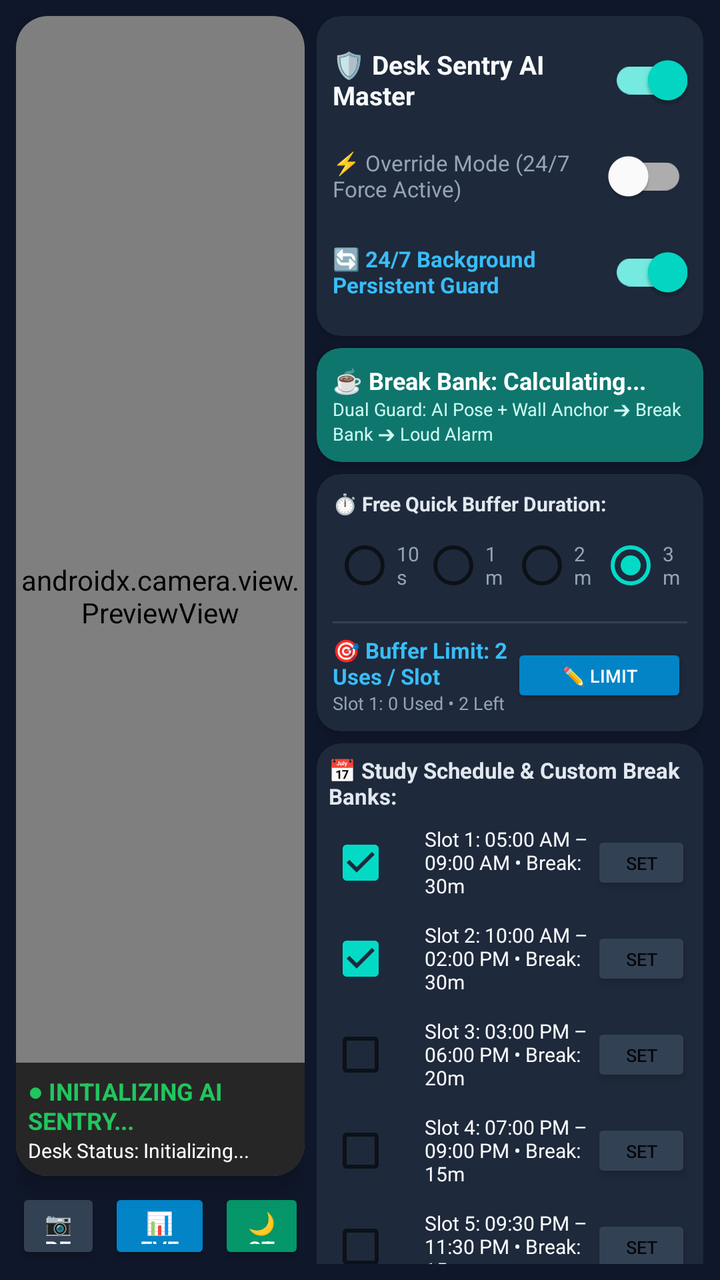
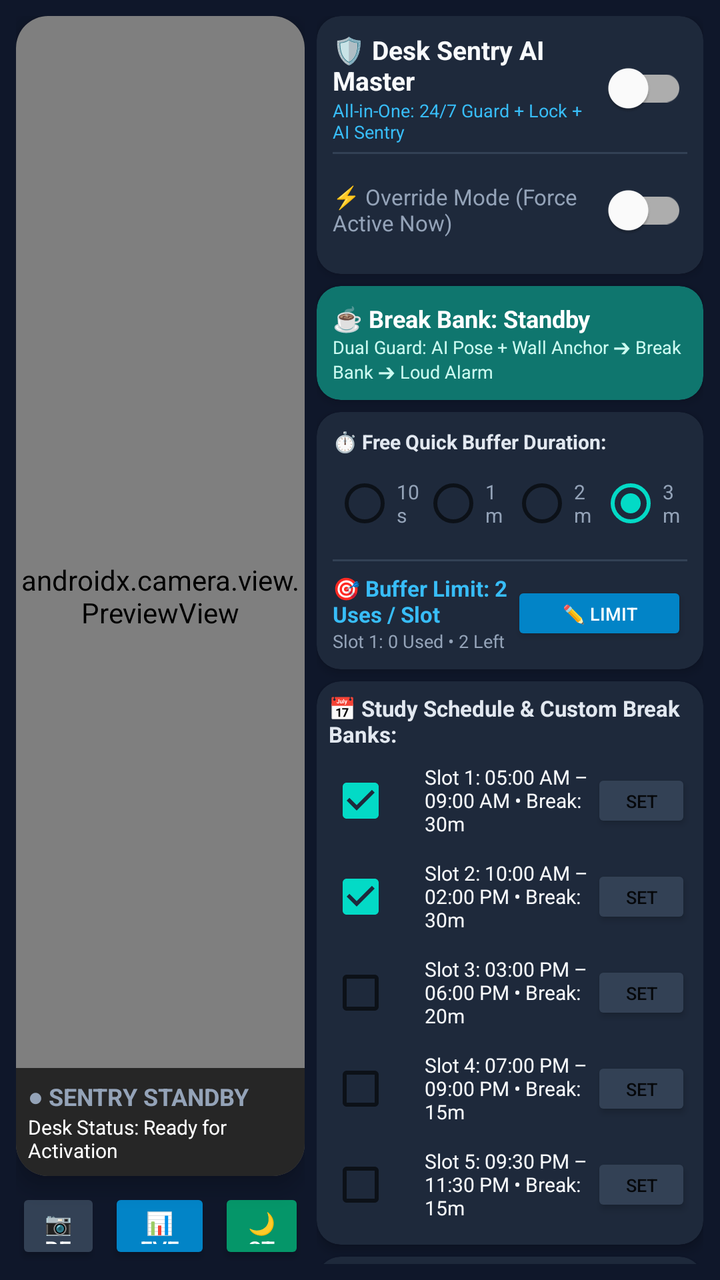

An Android layout rendered at two revisions. The XML below is the earlier revision; the diff shows what the commit changed to produce the second picture.
<!-- AndroidManifest.xml: application theme Theme.DeskSentry -->
<!-- res/layout/activity_main.xml -->
<?xml version="1.0" encoding="utf-8"?>
<FrameLayout xmlns:android="http://schemas.android.com/apk/res/android"
    xmlns:app="http://schemas.android.com/apk/res-auto"
    android:layout_width="match_parent"
    android:layout_height="match_parent"
    android:background="#0F172A"
    android:keepScreenOn="true">

    
    <LinearLayout
        android:id="@+id/dashboardLayout"
        android:layout_width="match_parent"
        android:layout_height="match_parent"
        android:orientation="horizontal"
        android:padding="8dp">

        
        <LinearLayout
            android:layout_width="0dp"
            android:layout_height="match_parent"
            android:layout_weight="1.05"
            android:orientation="vertical"
            android:paddingEnd="6dp">

            <androidx.cardview.widget.CardView
                android:layout_width="match_parent"
                android:layout_height="0dp"
                android:layout_weight="1"
                app:cardCornerRadius="16dp"
                app:cardElevation="6dp"
                app:cardBackgroundColor="#000000">

                <FrameLayout
                    android:layout_width="match_parent"
                    android:layout_height="match_parent">

                    <androidx.camera.view.PreviewView
                        android:id="@+id/previewView"
                        android:layout_width="match_parent"
                        android:layout_height="match_parent" />

                    <LinearLayout
                        android:layout_width="match_parent"
                        android:layout_height="wrap_content"
                        android:layout_gravity="bottom"
                        android:background="#B3000000"
                        android:orientation="vertical"
                        android:padding="6dp">

                        <TextView
                            android:id="@+id/tvLiveStatus"
                            android:layout_width="wrap_content"
                            android:layout_height="wrap_content"
                            android:text="● INITIALIZING AI SENTRY..."
                            android:textColor="#22C55E"
                            android:textSize="12sp"
                            android:textStyle="bold" />

                        <TextView
                            android:id="@+id/tvCountdown"
                            android:layout_width="wrap_content"
                            android:layout_height="wrap_content"
                            android:text="Desk Status: Initializing..."
                            android:textColor="#FFFFFF"
                            android:textSize="10sp" />
                    </LinearLayout>
                </FrameLayout>
            </androidx.cardview.widget.CardView>

            
            <LinearLayout
                android:layout_width="match_parent"
                android:layout_height="wrap_content"
                android:orientation="horizontal"
                android:paddingTop="6dp">

                <Button
                    android:id="@+id/btnFlipCamera"
                    android:layout_width="0dp"
                    android:layout_height="38dp"
                    android:layout_weight="1"
                    android:layout_marginEnd="4dp"
                    android:backgroundTint="#334155"
                    android:text="📷 Rear"
                    android:textColor="#FFFFFF"
                    android:textSize="11sp" />

                <Button
                    android:id="@+id/btnOpenEvents"
                    android:layout_width="0dp"
                    android:layout_height="38dp"
                    android:layout_weight="1.2"
                    android:layout_marginEnd="4dp"
                    android:backgroundTint="#0284C7"
                    android:text="📊 Events Log"
                    android:textColor="#FFFFFF"
                    android:textSize="11sp" />

                <Button
                    android:id="@+id/btnEnterStealth"
                    android:layout_width="0dp"
                    android:layout_height="38dp"
                    android:layout_weight="1"
                    android:backgroundTint="#059669"
                    android:text="🌙 Stealth"
                    android:textColor="#FFFFFF"
                    android:textSize="11sp" />
            </LinearLayout>
        </LinearLayout>

        
        <ScrollView
            android:layout_width="0dp"
            android:layout_height="match_parent"
            android:layout_weight="1.35"
            android:fillViewport="true"
            android:scrollbars="none">

            <LinearLayout
                android:layout_width="match_parent"
                android:layout_height="wrap_content"
                android:orientation="vertical">

                
                <androidx.cardview.widget.CardView
                    android:layout_width="match_parent"
                    android:layout_height="wrap_content"
                    app:cardCornerRadius="12dp"
                    app:cardElevation="3dp"
                    app:cardBackgroundColor="#1E293B"
                    android:layout_marginBottom="6dp">

                    <LinearLayout
                        android:layout_width="match_parent"
                        android:layout_height="wrap_content"
                        android:orientation="vertical"
                        android:padding="8dp">

                        <LinearLayout
                            android:layout_width="match_parent"
                            android:layout_height="wrap_content"
                            android:orientation="horizontal"
                            android:gravity="center_vertical">

                            <TextView
                                android:layout_width="0dp"
                                android:layout_height="wrap_content"
                                android:layout_weight="1"
                                android:text="🛡️ Desk Sentry AI Master"
                                android:textColor="#F8FAFC"
                                android:textSize="13sp"
                                android:textStyle="bold" />

                            <com.google.android.material.switchmaterial.SwitchMaterial
                                android:id="@+id/switchMasterSentry"
                                android:layout_width="wrap_content"
                                android:layout_height="wrap_content"
                                android:checked="true" />
                        </LinearLayout>

                        <LinearLayout
                            android:layout_width="match_parent"
                            android:layout_height="wrap_content"
                            android:orientation="horizontal"
                            android:gravity="center_vertical">

                            <TextView
                                android:layout_width="0dp"
                                android:layout_height="wrap_content"
                                android:layout_weight="1"
                                android:text="⚡ Override Mode (24/7 Force Active)"
                                android:textColor="#94A3B8"
                                android:textSize="11sp" />

                            <com.google.android.material.switchmaterial.SwitchMaterial
                                android:id="@+id/switchAlwaysActive"
                                android:layout_width="wrap_content"
                                android:layout_height="wrap_content"
                                android:checked="false" />
                        </LinearLayout>

                        <LinearLayout
                            android:layout_width="match_parent"
                            android:layout_height="wrap_content"
                            android:orientation="horizontal"
                            android:gravity="center_vertical">

                            <TextView
                                android:layout_width="0dp"
                                android:layout_height="wrap_content"
                                android:layout_weight="1"
                                android:text="🔄 24/7 Background Persistent Guard"
                                android:textColor="#38BDF8"
                                android:textSize="11sp"
                                android:textStyle="bold" />

                            <com.google.android.material.switchmaterial.SwitchMaterial
                                android:id="@+id/switchBgGuard"
                                android:layout_width="wrap_content"
                                android:layout_height="wrap_content"
                                android:checked="true" />
                        </LinearLayout>
                    </LinearLayout>
                </androidx.cardview.widget.CardView>

                
                <androidx.cardview.widget.CardView
                    android:layout_width="match_parent"
                    android:layout_height="wrap_content"
                    app:cardCornerRadius="12dp"
                    app:cardElevation="3dp"
                    app:cardBackgroundColor="#0F766E"
                    android:layout_marginBottom="6dp">

                    <LinearLayout
                        android:layout_width="match_parent"
                        android:layout_height="wrap_content"
                        android:orientation="vertical"
                        android:padding="8dp">

                        <TextView
                            android:id="@+id/tvBreakBankHeader"
                            android:layout_width="wrap_content"
                            android:layout_height="wrap_content"
                            android:text="☕ Break Bank: Calculating..."
                            android:textColor="#FFFFFF"
                            android:textSize="12sp"
                            android:textStyle="bold" />

                        <TextView
                            android:layout_width="wrap_content"
                            android:layout_height="wrap_content"
                            android:text="Dual Guard: AI Pose + Wall Anchor ➔ Break Bank ➔ Loud Alarm"
                            android:textColor="#CCFBF1"
                            android:textSize="9sp" />
                    </LinearLayout>
                </androidx.cardview.widget.CardView>

                
                <androidx.cardview.widget.CardView
                    android:layout_width="match_parent"
                    android:layout_height="wrap_content"
                    app:cardCornerRadius="12dp"
                    app:cardElevation="3dp"
                    app:cardBackgroundColor="#1E293B"
                    android:layout_marginBottom="6dp">

                    <LinearLayout
                        android:layout_width="match_parent"
                        android:layout_height="wrap_content"
                        android:orientation="vertical"
                        android:padding="8dp">

                        <TextView
                            android:layout_width="wrap_content"
                            android:layout_height="wrap_content"
                            android:text="⏱️ Free Quick Buffer Duration:"
                            android:textColor="#E2E8F0"
                            android:textSize="10sp"
                            android:textStyle="bold" />

                        <RadioGroup
                            android:id="@+id/rgGracePeriod"
                            android:layout_width="match_parent"
                            android:layout_height="wrap_content"
                            android:orientation="horizontal">

                            <RadioButton
                                android:id="@+id/rb10s"
                                android:layout_width="0dp"
                                android:layout_height="wrap_content"
                                android:layout_weight="1"
                                android:text="10s"
                                android:textColor="#94A3B8"
                                android:textSize="10sp" />

                            <RadioButton
                                android:id="@+id/rb1m"
                                android:layout_width="0dp"
                                android:layout_height="wrap_content"
                                android:layout_weight="1"
                                android:text="1m"
                                android:textColor="#94A3B8"
                                android:textSize="10sp" />

                            <RadioButton
                                android:id="@+id/rb2m"
                                android:layout_width="0dp"
                                android:layout_height="wrap_content"
                                android:layout_weight="1"
                                android:text="2m"
                                android:textColor="#94A3B8"
                                android:textSize="10sp" />

                            <RadioButton
                                android:id="@+id/rb3m"
                                android:layout_width="0dp"
                                android:layout_height="wrap_content"
                                android:layout_weight="1"
                                android:checked="true"
                                android:text="3m"
                                android:textColor="#94A3B8"
                                android:textSize="10sp" />
                        </RadioGroup>

                        
                        <View
                            android:layout_width="match_parent"
                            android:layout_height="1dp"
                            android:background="#334155"
                            android:layout_marginTop="4dp"
                            android:layout_marginBottom="6dp" />

                        <LinearLayout
                            android:layout_width="match_parent"
                            android:layout_height="wrap_content"
                            android:orientation="horizontal"
                            android:gravity="center_vertical">

                            <LinearLayout
                                android:layout_width="0dp"
                                android:layout_height="wrap_content"
                                android:layout_weight="1"
                                android:orientation="vertical">

                                <TextView
                                    android:id="@+id/tvBufferLimitTitle"
                                    android:layout_width="wrap_content"
                                    android:layout_height="wrap_content"
                                    android:text="🎯 Buffer Limit: 2 Uses / Slot"
                                    android:textColor="#38BDF8"
                                    android:textSize="11sp"
                                    android:textStyle="bold" />

                                <TextView
                                    android:id="@+id/tvBufferRemainingLive"
                                    android:layout_width="wrap_content"
                                    android:layout_height="wrap_content"
                                    android:text="Slot 1: 0 Used • 2 Left"
                                    android:textColor="#94A3B8"
                                    android:textSize="9sp" />
                            </LinearLayout>

                            <Button
                                android:id="@+id/btnSetBufferLimit"
                                android:layout_width="wrap_content"
                                android:layout_height="32dp"
                                android:text="✏️ Limit"
                                android:textSize="9sp"
                                android:textColor="#FFFFFF"
                                android:backgroundTint="#0284C7" />
                        </LinearLayout>
                    </LinearLayout>
                </androidx.cardview.widget.CardView>

                
                <androidx.cardview.widget.CardView
                    android:layout_width="match_parent"
                    android:layout_height="wrap_content"
                    app:cardCornerRadius="12dp"
                    app:cardElevation="3dp"
                    app:cardBackgroundColor="#1E293B"
                    android:layout_marginBottom="6dp">

                    <LinearLayout
                        android:layout_width="match_parent"
                        android:layout_height="wrap_content"
                        android:orientation="vertical"
                        android:padding="6dp">

                        <TextView
                            android:layout_width="wrap_content"
                            android:layout_height="wrap_content"
                            android:text="📅 Study Schedule &amp; Custom Break Banks:"
                            android:textColor="#E2E8F0"
                            android:textSize="11sp"
                            android:textStyle="bold"
                            android:paddingBottom="2dp" />

                        
                        <LinearLayout
                            android:layout_width="match_parent"
                            android:layout_height="wrap_content"
                            android:orientation="horizontal"
                            android:gravity="center_vertical">
                            <CheckBox android:id="@+id/cbSlot1" android:layout_width="wrap_content" android:layout_height="wrap_content" android:checked="true" />
                            <TextView android:id="@+id/tvSlot1" android:layout_width="0dp" android:layout_height="wrap_content" android:layout_weight="1" android:text="Slot 1: 05:00 AM – 09:00 AM • Break: 30m" android:textColor="#F8FAFC" android:textSize="10sp" />
                            <Button android:id="@+id/btnSetSlot1" android:layout_width="50dp" android:layout_height="32dp" android:text="Set" android:textSize="9sp" android:backgroundTint="#334155" />
                        </LinearLayout>

                        
                        <LinearLayout
                            android:layout_width="match_parent"
                            android:layout_height="wrap_content"
                            android:orientation="horizontal"
                            android:gravity="center_vertical">
                            <CheckBox android:id="@+id/cbSlot2" android:layout_width="wrap_content" android:layout_height="wrap_content" android:checked="true" />
                            <TextView android:id="@+id/tvSlot2" android:layout_width="0dp" android:layout_height="wrap_content" android:layout_weight="1" android:text="Slot 2: 10:00 AM – 02:00 PM • Break: 30m" android:textColor="#F8FAFC" android:textSize="10sp" />
                            <Button android:id="@+id/btnSetSlot2" android:layout_width="50dp" android:layout_height="32dp" android:text="Set" android:textSize="9sp" android:backgroundTint="#334155" />
                        </LinearLayout>

                        
                        <LinearLayout
                            android:layout_width="match_parent"
                            android:layout_height="wrap_content"
                            android:orientation="horizontal"
                            android:gravity="center_vertical">
                            <CheckBox android:id="@+id/cbSlot3" android:layout_width="wrap_content" android:layout_height="wrap_content" />
                            <TextView android:id="@+id/tvSlot3" android:layout_width="0dp" android:layout_height="wrap_content" android:layout_weight="1" android:text="Slot 3: 03:00 PM – 06:00 PM • Break: 20m" android:textColor="#F8FAFC" android:textSize="10sp" />
                            <Button android:id="@+id/btnSetSlot3" android:layout_width="50dp" android:layout_height="32dp" android:text="Set" android:textSize="9sp" android:backgroundTint="#334155" />
                        </LinearLayout>

                        
                        <LinearLayout
                            android:layout_width="match_parent"
                            android:layout_height="wrap_content"
                            android:orientation="horizontal"
                            android:gravity="center_vertical">
                            <CheckBox android:id="@+id/cbSlot4" android:layout_width="wrap_content" android:layout_height="wrap_content" />
                            <TextView android:id="@+id/tvSlot4" android:layout_width="0dp" android:layout_height="wrap_content" android:layout_weight="1" android:text="Slot 4: 07:00 PM – 09:00 PM • Break: 15m" android:textColor="#F8FAFC" android:textSize="10sp" />
                            <Button android:id="@+id/btnSetSlot4" android:layout_width="50dp" android:layout_height="32dp" android:text="Set" android:textSize="9sp" android:backgroundTint="#334155" />
                        </LinearLayout>

                        
                        <LinearLayout
                            android:layout_width="match_parent"
                            android:layout_height="wrap_content"
                            android:orientation="horizontal"
                            android:gravity="center_vertical">
                            <CheckBox android:id="@+id/cbSlot5" android:layout_width="wrap_content" android:layout_height="wrap_content" />
                            <TextView android:id="@+id/tvSlot5" android:layout_width="0dp" android:layout_height="wrap_content" android:layout_weight="1" android:text="Slot 5: 09:30 PM – 11:30 PM • Break: 15m" android:textColor="#F8FAFC" android:textSize="10sp" />
                            <Button android:id="@+id/btnSetSlot5" android:layout_width="50dp" android:layout_height="32dp" android:text="Set" android:textSize="9sp" android:backgroundTint="#334155" />
                        </LinearLayout>
                    </LinearLayout>
                </androidx.cardview.widget.CardView>

                
                <androidx.cardview.widget.CardView
                    android:layout_width="match_parent"
                    android:layout_height="wrap_content"
                    app:cardCornerRadius="12dp"
                    app:cardElevation="3dp"
                    app:cardBackgroundColor="#1E293B"
                    android:layout_marginBottom="8dp">

                    <LinearLayout
                        android:layout_width="match_parent"
                        android:layout_height="wrap_content"
                        android:orientation="vertical"
                        android:padding="8dp">

                        <LinearLayout
                            android:layout_width="match_parent"
                            android:layout_height="wrap_content"
                            android:orientation="horizontal"
                            android:gravity="center_vertical">

                            <TextView
                                android:id="@+id/tvAdminStatus"
                                android:layout_width="0dp"
                                android:layout_height="wrap_content"
                                android:layout_weight="1"
                                android:text="Anti-Uninstall: Checking..."
                                android:textColor="#EF4444"
                                android:textSize="10sp"
                                android:textStyle="bold" />

                            <Button
                                android:id="@+id/btnActivateAdmin"
                                android:layout_width="wrap_content"
                                android:layout_height="32dp"
                                android:text="Enable Admin"
                                android:textSize="9sp"
                                android:backgroundTint="#DC2626" />
                        </LinearLayout>

                        <LinearLayout
                            android:layout_width="match_parent"
                            android:layout_height="wrap_content"
                            android:orientation="horizontal"
                            android:paddingTop="6dp">

                            <Button
                                android:id="@+id/btnChangePin"
                                android:layout_width="0dp"
                                android:layout_height="34dp"
                                android:layout_weight="1"
                                android:layout_marginEnd="4dp"
                                android:text="🔑 PIN"
                                android:textSize="10sp"
                                android:backgroundTint="#475569" />

                            <Button
                                android:id="@+id/btnChangeAlarmTone"
                                android:layout_width="0dp"
                                android:layout_height="34dp"
                                android:layout_weight="1.3"
                                android:layout_marginEnd="4dp"
                                android:text="🔔 Tone"
                                android:textSize="10sp"
                                android:backgroundTint="#D97706" />

                            <Button
                                android:id="@+id/btnTestAlarm"
                                android:layout_width="0dp"
                                android:layout_height="34dp"
                                android:layout_weight="1.2"
                                android:text="🚨 Test"
                                android:textSize="10sp"
                                android:backgroundTint="#B91C1C" />
                        </LinearLayout>
                    </LinearLayout>
                </androidx.cardview.widget.CardView>

            </LinearLayout>
        </ScrollView>
    </LinearLayout>

    
    <LinearLayout
        android:id="@+id/stealthOverlay"
        android:layout_width="match_parent"
        android:layout_height="match_parent"
        android:background="#000000"
        android:clickable="true"
        android:focusable="true"
        android:gravity="center"
        android:orientation="vertical"
        android:visibility="gone">

        <TextView
            android:layout_width="wrap_content"
            android:layout_height="wrap_content"
            android:text="Desk Sentry Active (OLED Guard)"
            android:textColor="#1E293B"
            android:textSize="13sp" />

        <TextView
            android:layout_width="wrap_content"
            android:layout_height="wrap_content"
            android:paddingTop="8dp"
            android:text="[ Double Tap Anywhere to Wake Dashboard ]"
            android:textColor="#0F172A"
            android:textSize="11sp" />
    </LinearLayout>

</FrameLayout>
<!-- resources referenced by this layout -->
<resources>
  <style name="Theme.DeskSentry" parent="Theme.MaterialComponents.DayNight.NoActionBar">
          <item name="android:statusBarColor">@color/bg_dark</item>
          <item name="android:navigationBarColor">@color/bg_dark</item>
          <item name="android:windowBackground">@color/bg_dark</item>
      </style>
  <color name="bg_dark">#0F172A</color>
</resources>

<!-- the commit's change to res/layout/activity_main.xml (unified diff, before → after) -->
@@ -51,8 +51,8 @@
                             android:id="@+id/tvLiveStatus"
                             android:layout_width="wrap_content"
                             android:layout_height="wrap_content"
-                            android:text="● INITIALIZING AI SENTRY..."
-                            android:textColor="#22C55E"
+                            android:text="● SENTRY STANDBY"
+                            android:textColor="#94A3B8"
                             android:textSize="12sp"
                             android:textStyle="bold" />
 
@@ -60,7 +60,7 @@
                             android:id="@+id/tvCountdown"
                             android:layout_width="wrap_content"
                             android:layout_height="wrap_content"
-                            android:text="Desk Status: Initializing..."
+                            android:text="Desk Status: Ready for Activation"
                             android:textColor="#FFFFFF"
                             android:textSize="10sp" />
                     </LinearLayout>
@@ -142,21 +142,41 @@
                             android:orientation="horizontal"
                             android:gravity="center_vertical">
 
-                            <TextView
-                                android:layout_width="0dp"
-                                android:layout_height="wrap_content"
-                                android:layout_weight="1"
-                                android:text="🛡️ Desk Sentry AI Master"
-                                android:textColor="#F8FAFC"
-                                android:textSize="13sp"
-                                android:textStyle="bold" />
+                            <LinearLayout
+                                android:layout_width="0dp"
+                                android:layout_height="wrap_content"
+                                android:layout_weight="1"
+                                android:orientation="vertical">
+
+                                <TextView
+                                    android:layout_width="wrap_content"
+                                    android:layout_height="wrap_content"
+                                    android:text="🛡️ Desk Sentry AI Master"
+                                    android:textColor="#F8FAFC"
+                                    android:textSize="13sp"
+                                    android:textStyle="bold" />
+
+                                <TextView
+                                    android:layout_width="wrap_content"
+                                    android:layout_height="wrap_content"
+                                    android:text="All-in-One: 24/7 Guard + Lock + AI Sentry"
+                                    android:textColor="#38BDF8"
+                                    android:textSize="9sp" />
+                            </LinearLayout>
 
                             <com.google.android.material.switchmaterial.SwitchMaterial
                                 android:id="@+id/switchMasterSentry"
                                 android:layout_width="wrap_content"
                                 android:layout_height="wrap_content"
-                                android:checked="true" />
-                        </LinearLayout>
+                                android:checked="false" />
+                        </LinearLayout>
+
+                        <View
+                            android:layout_width="match_parent"
+                            android:layout_height="1dp"
+                            android:background="#334155"
+                            android:layout_marginTop="4dp"
+                            android:layout_marginBottom="4dp" />
 
                         <LinearLayout
                             android:layout_width="match_parent"
@@ -168,7 +188,7 @@
                                 android:layout_width="0dp"
                                 android:layout_height="wrap_content"
                                 android:layout_weight="1"
-                                android:text="⚡ Override Mode (24/7 Force Active)"
+                                android:text="⚡ Override Mode (Force Active Now)"
                                 android:textColor="#94A3B8"
                                 android:textSize="11sp" />
 
@@ -177,28 +197,6 @@
                                 android:layout_width="wrap_content"
                                 android:layout_height="wrap_content"
                                 android:checked="false" />
-                        </LinearLayout>
-
-                        <LinearLayout
-                            android:layout_width="match_parent"
-                            android:layout_height="wrap_content"
-                            android:orientation="horizontal"
-                            android:gravity="center_vertical">
-
-                            <TextView
-                                android:layout_width="0dp"
-                                android:layout_height="wrap_content"
-                                android:layout_weight="1"
-                                android:text="🔄 24/7 Background Persistent Guard"
-                                android:textColor="#38BDF8"
-                                android:textSize="11sp"
-                                android:textStyle="bold" />
-
-                            <com.google.android.material.switchmaterial.SwitchMaterial
-                                android:id="@+id/switchBgGuard"
-                                android:layout_width="wrap_content"
-                                android:layout_height="wrap_content"
-                                android:checked="true" />
                         </LinearLayout>
                     </LinearLayout>
                 </androidx.cardview.widget.CardView>
@@ -222,7 +220,7 @@
                             android:id="@+id/tvBreakBankHeader"
                             android:layout_width="wrap_content"
                             android:layout_height="wrap_content"
-                            android:text="☕ Break Bank: Calculating..."
+                            android:text="☕ Break Bank: Standby"
                             android:textColor="#FFFFFF"
                             android:textSize="12sp"
                             android:textStyle="bold" />
